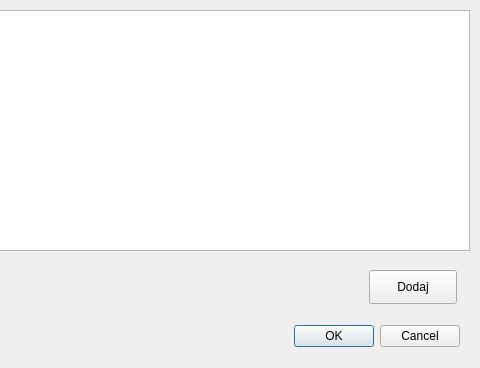
First picture: the form in productlist.ui, repository lkucz/magazyn, before the edit; both pictures show x 551 to 1031 and y 0 to 368 of the 1031 by 368 pixel window.
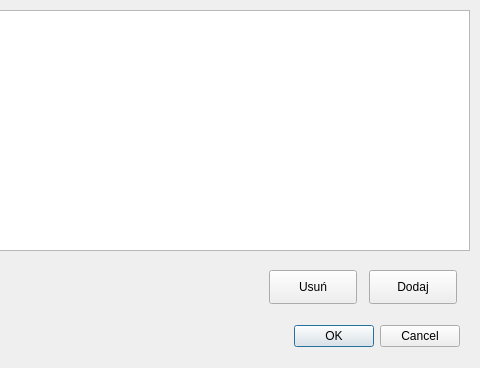
Second picture: the form after the edit.

Diff of the .ui file:
```diff
--- a/productlist.ui
+++ b/productlist.ui
@@ -52,6 +52,19 @@
     <string>Dodaj</string>
    </property>
   </widget>
+  <widget class="QPushButton" name="deleteButton">
+   <property name="geometry">
+    <rect>
+     <x>820</x>
+     <y>270</y>
+     <width>88</width>
+     <height>34</height>
+    </rect>
+   </property>
+   <property name="text">
+    <string>Usuń</string>
+   </property>
+  </widget>
  </widget>
  <resources/>
  <connections>
```
Left out of the diff: 6 changed lines with no effect on the pictures.
